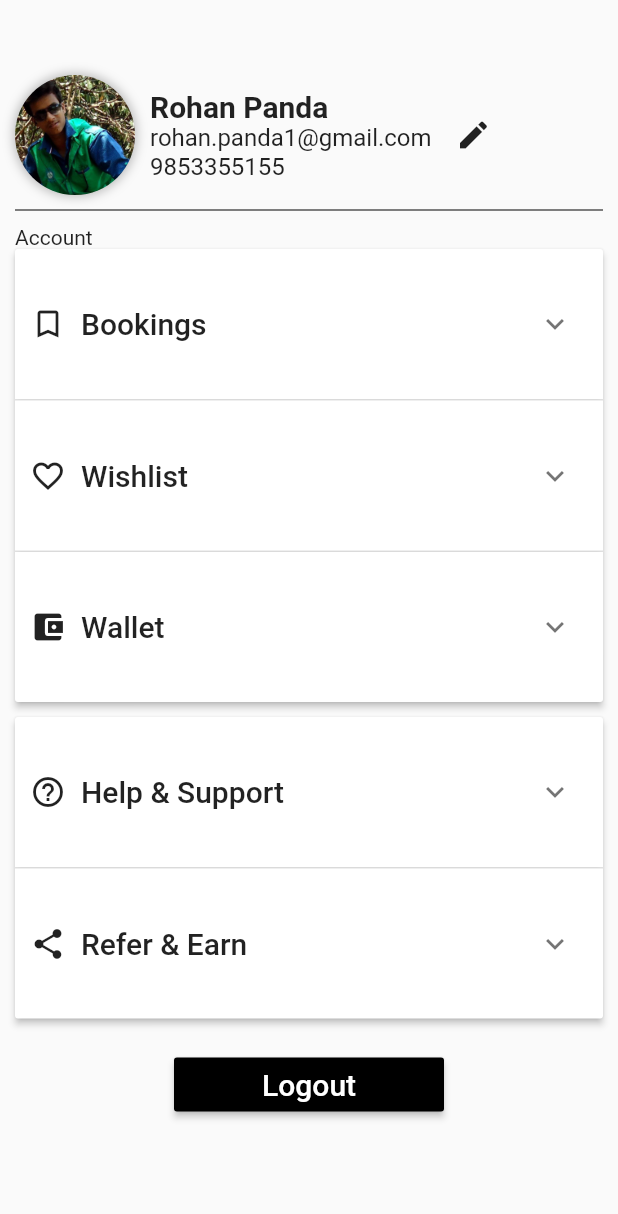
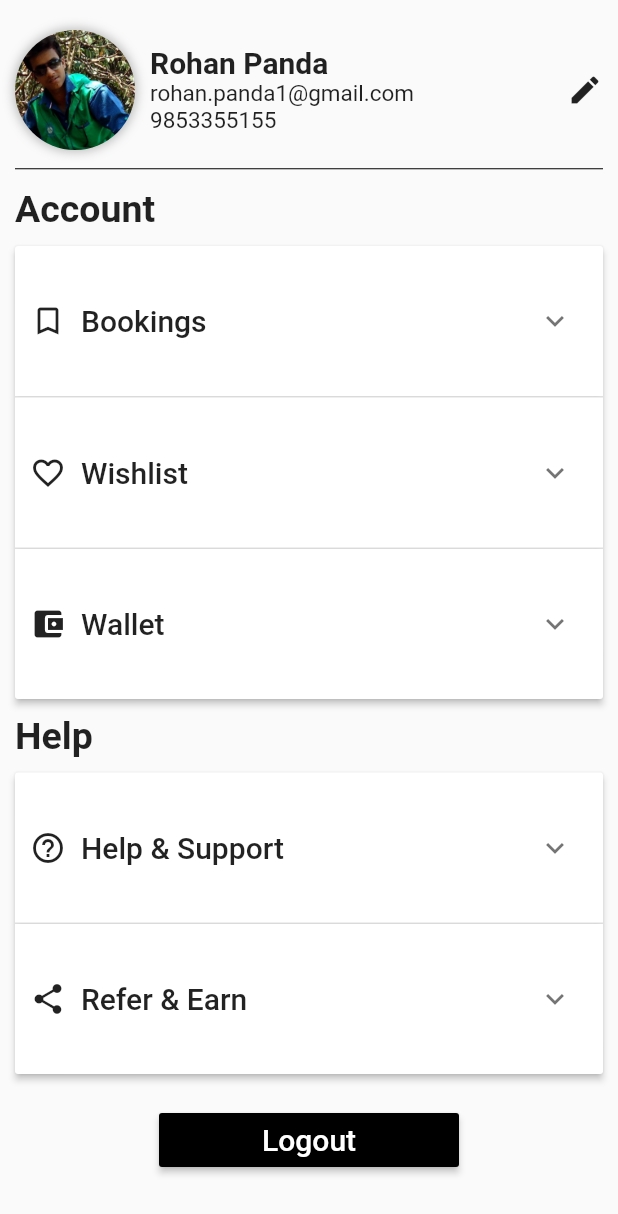
Before and after one commit to xlreon/gymBeam, a Flutter app: the ProfileScreen screen opened by its route, on a phone screen of 412 x 824 dp. Shown: the top 1214 px of the screen. Run offline on Flutter 3.47's test engine with Material 2 defaults, Android fonts, the phone set to English and light mode, and no system bars.

Commit message:
profileScreen base UI done

```diff
--- a/lib/screens/profileScreen.dart
+++ b/lib/screens/profileScreen.dart
@@ -13,10 +13,10 @@ class ProfileScreenState extends State<ProfileScreen> {
     return new Scaffold(
       body: new Container(
         padding: new EdgeInsets.symmetric(horizontal:10.0),
-        child: new Column(
+        child: new ListView(
           children: <Widget>[
             new Container(
-              margin: new EdgeInsets.only(top:50.0),
+              margin: new EdgeInsets.only(top:20.0),
               child: new Row(
                 children: <Widget>[
                   new Container(
@@ -32,20 +32,22 @@ class ProfileScreenState extends State<ProfileScreen> {
                       ],
                     ),
                   ),
-                  new Container(
+                  new Expanded(
+                    child: new Container(
                       // alignment: Alignment.centerLeft,
                       padding: new EdgeInsets.only(left: 10.0),
                       child: new Column(
                         crossAxisAlignment: CrossAxisAlignment.start,
                         children: <Widget>[
                           new Text("Rohan Panda",style: new TextStyle(fontSize: 20.0,fontWeight: FontWeight.w700),textAlign: TextAlign.left,),
-                        new Text("rohan.panda1@gmail.com",style: new TextStyle(fontSize: 16.0,fontWeight: FontWeight.w400),textAlign: TextAlign.left,),
+                          new Text("rohan.panda1@gmail.com",style: new TextStyle(fontSize: 15.0,fontWeight: FontWeight.w400),textAlign: TextAlign.left,),
                           new Container(
                             alignment: Alignment.centerLeft,
-                          child: new Text("9853355155",style: new TextStyle(fontSize: 16.0,fontWeight: FontWeight.w400)),
+                            child: new Text("9853355155",style: new TextStyle(fontSize: 15.0,fontWeight: FontWeight.w400)),
                           )
 
                         ],
+                      ),
                     ),
                   ),
                   new Container(
@@ -60,12 +62,12 @@ class ProfileScreenState extends State<ProfileScreen> {
               ),
             ),
             new Container(
-              // padding: new EdgeInsets.symmetric(horizontal:10.0),
-              child: new Divider(color: Colors.black,height: 20.0,),
+              child: new Divider(color: Colors.black,height: 25.0,),
             ),
             new Container(
+              margin: new EdgeInsets.only(bottom:10.0),
               alignment: Alignment.centerLeft,
-              child: new Text("Account"),
+              child: new Text("Account",style: new TextStyle(fontSize: 25.0,fontWeight: FontWeight.w700)),
             ),
             new Container(
               child: new ExpansionPanelList(
@@ -93,9 +95,13 @@ class ProfileScreenState extends State<ProfileScreen> {
                 ],
               ),
             ),
-
             new Container(
-              padding: new EdgeInsets.symmetric(vertical: 10.0),
+              margin: new EdgeInsets.symmetric(vertical:10.0),
+              alignment: Alignment.centerLeft,
+              child: new Text("Help",style: new TextStyle(fontSize: 25.0,fontWeight: FontWeight.w700)),
+            ),
+            new Container(
+              // padding: new EdgeInsets.symmetric(vertical: 10.0),
               child: new ExpansionPanelList(
                 expansionCallback: (int index, bool isExpanded) {
                   setState(() {
@@ -118,7 +124,7 @@ class ProfileScreenState extends State<ProfileScreen> {
             ),
             new Center(
               child: new Container(
-                padding: new EdgeInsets.all(10.0),
+                padding: new EdgeInsets.only(top:20.0),
                 width: 200.0,
                 child: new RaisedButton(
                   child: new Text("Logout",style: new TextStyle(fontSize: 20.0,color: Colors.white),),
```
Lines whose indentation alone changed are shown as unchanged.
